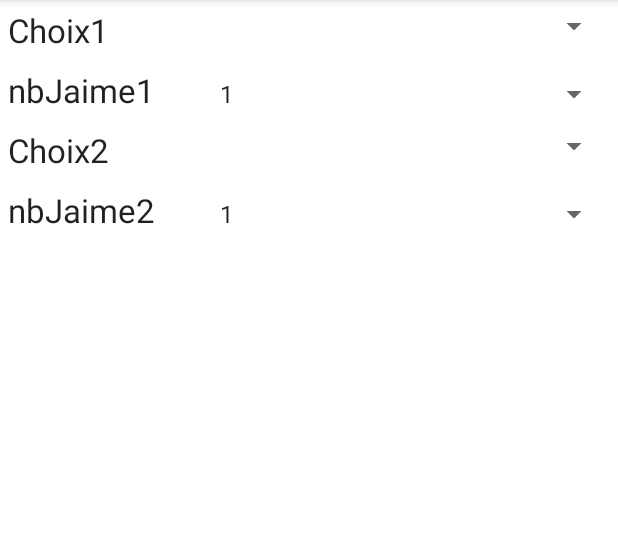
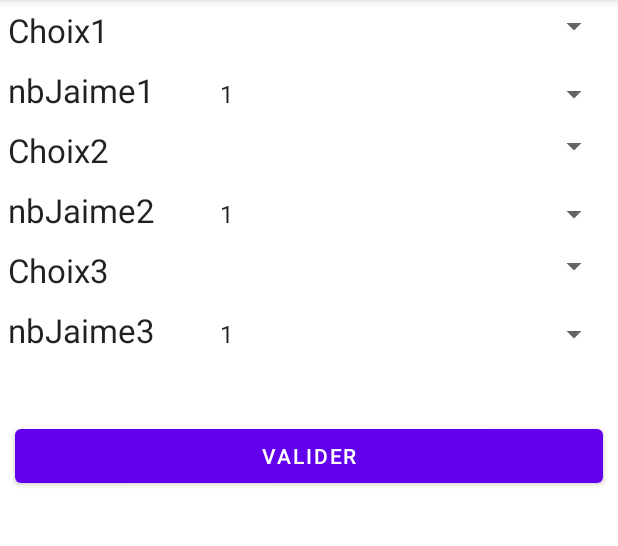
Before and after one commit to thomasvandenberg-26/newgedima, an Android app: the Vote screen opened directly, with no data from a screen before it, on a phone screen of 412 x 824 dp, the part 84-630 px from its top. Run offline under Robolectric (Android 15) with nearby library versions, the phone set to English and light mode, and no system bars; 1 statement that could not run was skipped.

Commit message:
7 mars soir

```diff
--- a/Application/mobigedima/app/src/main/java/com/example/newgedimamobile/GedimaginationHelper.java
+++ b/Application/mobigedima/app/src/main/java/com/example/newgedimamobile/GedimaginationHelper.java
@@ -24,6 +24,9 @@ public class GedimaginationHelper extends SQLiteOpenHelper {
                 + "code_votant INTEGER NOT NULL,"
                 + "nom_votant TEXT NOT NULL,"
                 + "mail_votant TEXT NOT NULL)");
+        db.execSQL("CREATE TABLE Vote("
+                + "id_vote INTEGER NOT NULL PRIMARY KEY,"
+                + "nbJaime INTEGER NOT NULL PRIMARY KEY)");
 
 
     }
--- a/Application/mobigedima/app/src/main/java/com/example/newgedimamobile/Vote.java
+++ b/Application/mobigedima/app/src/main/java/com/example/newgedimamobile/Vote.java
@@ -9,6 +9,7 @@ import android.os.Bundle;
 import android.view.View;
 import android.widget.AdapterView;
 import android.widget.ArrayAdapter;
+import android.widget.Button;
 import android.widget.EditText;
 import android.widget.Spinner;
 
@@ -19,7 +20,12 @@ public class Vote extends AppCompatActivity {
     Spinner spinnerRealisation = null;
     Spinner spinnerNbJaime =  null;
     Spinner spinnerRealisation2 = null;
-    Spinner spinnerNbJaime2 =  null;
+    Spinner spinnerNbJaime2 = null;
+    Spinner spinnerRealisation3 = null;
+    Spinner spinnerNbJaime3 = null;
+
+    Button btnValide = null;
+
     GedimaginationDAO bdd;
 
 
@@ -39,6 +45,11 @@ public class Vote extends AppCompatActivity {
         spinnerRealisation2 = (Spinner)findViewById(R.id.Choix2);
         spinnerNbJaime2 = (Spinner)findViewById(R.id.nbJaime2);
 
+
+        spinnerRealisation3 = (Spinner)findViewById(R.id.Choix3);
+        spinnerNbJaime3 = (Spinner)findViewById(R.id.nbJaime3);
+        btnValide = (Button) findViewById(R.id.btnValider);
+        btnValide.setOnClickListener(EcouteurBouton);
       /*  lesNbJaimes.add("1");
         lesNbJaimes.add("2");
         lesNbJaimes.add("3");
@@ -48,18 +59,34 @@ public class Vote extends AppCompatActivity {
 
 
     }
-    private void ChargerSpinner(){
+    private void ChargerSpinner() {
 
         Cursor curseurTous = bdd.selectionnerToutesLesRealisation();
-        for(curseurTous.moveToFirst(); !curseurTous.isAfterLast(); curseurTous.moveToNext()) {
+        for (curseurTous.moveToFirst(); !curseurTous.isAfterLast(); curseurTous.moveToNext()) {
             @SuppressLint("Range")
             String realisation = curseurTous.getString(curseurTous.getColumnIndex("id_realisation"));
             lesRealisations.add(realisation);
 
         }
-        spinnerRealisation.setAdapter(new ArrayAdapter<String>(this, android.R.layout.simple_spinner_item,lesRealisations));
+        spinnerRealisation.setAdapter(new ArrayAdapter<String>(this, android.R.layout.simple_spinner_item, lesRealisations));
         spinnerNbJaime.setAdapter(new ArrayAdapter<String>(this, android.R.layout.simple_spinner_item, lesNbJaimes));
-        spinnerRealisation2.setAdapter(new ArrayAdapter<String>(this, android.R.layout.simple_spinner_item,lesRealisations));
+        spinnerRealisation2.setAdapter(new ArrayAdapter<String>(this, android.R.layout.simple_spinner_item, lesRealisations));
         spinnerNbJaime2.setAdapter(new ArrayAdapter<String>(this, android.R.layout.simple_spinner_item, lesNbJaimes));
+        spinnerRealisation3.setAdapter(new ArrayAdapter<String>(this, android.R.layout.simple_spinner_item,lesRealisations));
+        spinnerNbJaime3.setAdapter(new ArrayAdapter<String>(this, android.R.layout.simple_spinner_item,lesNbJaimes));
+
     }
+    public View.OnClickListener EcouteurBouton = new View.OnClickListener() {
+        public void onClick(View view) {
+            switch (view.getId()) {
+                case R.id.btnValider:
+                    Float nbJaime = Float.valueOf(spinnerNbJaime.getSelectedItem().toString());
+                    Float nbJaime2 = Float.valueOf(spinnerNbJaime2.getSelectedItem().toString());
+                    Float nbJaime3 = Float.valueOf(spinnerNbJaime3.getSelectedItem().toString());
+
+            }
+
+        }
+    };
+
 }
--- a/Application/mobigedima/app/src/main/res/layout/activity_vote.xml
+++ b/Application/mobigedima/app/src/main/res/layout/activity_vote.xml
@@ -93,4 +93,64 @@
             android:textAppearance="@style/TextAppearance.AppCompat.Large" />
 
     </LinearLayout>
+    <LinearLayout
+        android:layout_width="match_parent"
+        android:layout_height="wrap_content"
+        android:layout_margin="5dp"
+        android:orientation="horizontal">
+
+        <TextView
+            android:layout_width="0dp"
+            android:layout_height="wrap_content"
+            android:layout_weight="1"
+            android:text="@string/libChoix3"
+            android:textAppearance="@style/TextAppearance.AppCompat.Large" />
+
+        <Spinner
+            android:id="@+id/Choix3"
+            android:layout_width="0dp"
+            android:layout_height="wrap_content"
+            android:layout_weight="2"
+            android:choiceMode="singleChoice"
+            android:textAppearance="@style/TextAppearance.AppCompat.Large" />
+
+    </LinearLayout>
+    <LinearLayout
+        android:layout_width="match_parent"
+        android:layout_height="wrap_content"
+        android:layout_margin="5dp"
+        android:orientation="horizontal">
+
+        <TextView
+            android:layout_width="0dp"
+            android:layout_height="wrap_content"
+            android:layout_weight="1"
+            android:text="@string/libNbJaime3"
+            android:textAppearance="@style/TextAppearance.AppCompat.Large" />
+
+        <Spinner
+            android:id="@+id/nbJaime3"
+            android:layout_width="0dp"
+            android:layout_height="wrap_content"
+            android:layout_weight="2"
+            android:choiceMode="singleChoice"
+            android:textAppearance="@style/TextAppearance.AppCompat.Large" />
+
+    </LinearLayout>
+    <LinearLayout
+        android:layout_width="match_parent"
+        android:layout_height="wrap_content"
+        android:layout_marginTop="40dp"
+        android:orientation="horizontal">
+
+        <Button
+            android:id="@+id/btnValider"
+            android:layout_width="0dp"
+            android:layout_height="wrap_content"
+            android:layout_gravity="center_horizontal"
+            android:layout_margin="10dp"
+            android:layout_weight="1"
+            android:text="@string/libValider" />
+    </LinearLayout>
+
 </LinearLayout>
--- a/Application/mobigedima/app/src/main/res/values/strings.xml
+++ b/Application/mobigedima/app/src/main/res/values/strings.xml
@@ -12,5 +12,9 @@
     <string name="libChoix1"> Choix1</string>
     <string name="libNbJaime1">nbJaime1</string>
     <string name="libChoix2"> Choix2</string>
-    <string name="libNbJaime2">nbJaime2</string>
+    <string name="libNbJaime2"> nbJaime2</string>
+    <string name="libChoix3">Choix3</string>
+    <string name="libNbJaime3">nbJaime3</string>
+    <string name="libValider">Valider</string>
+
 </resources>
```
